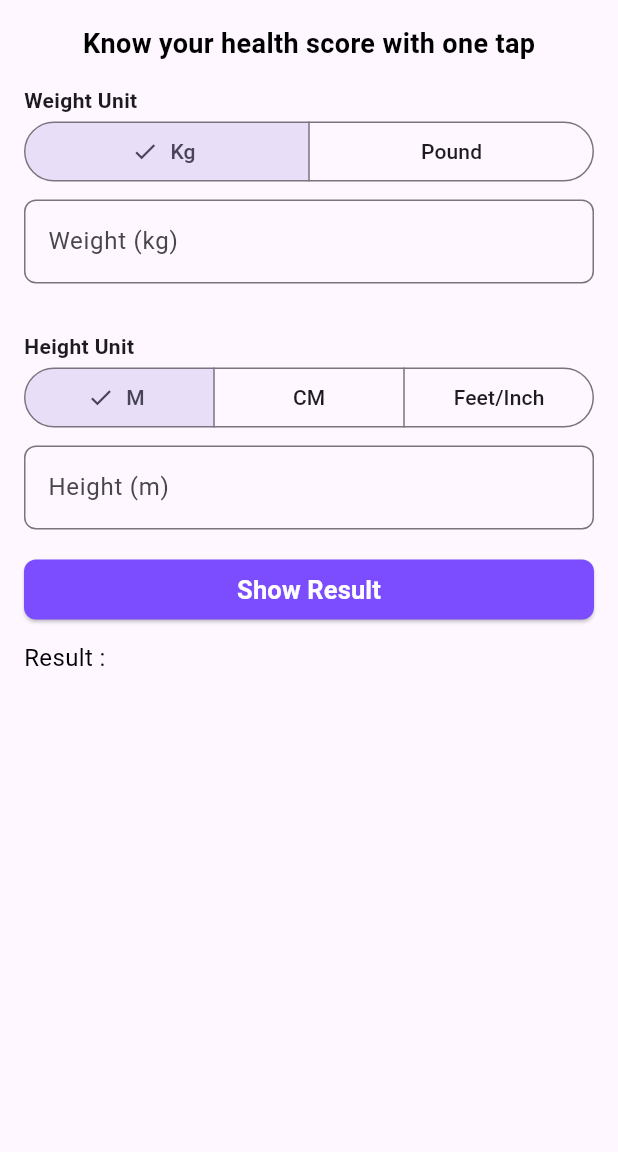
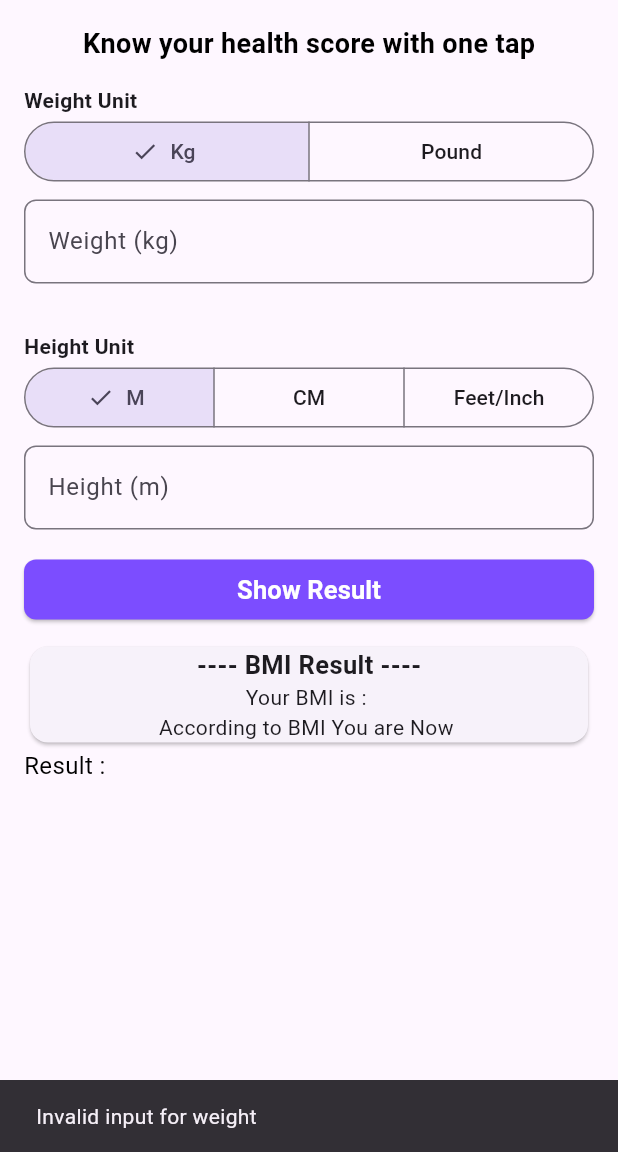
Before and after one commit to Shishir707/BMI-Calculator, a Flutter app: the screen it shows after launch, after a tap on "Show Result", on a phone screen of 412 x 824 dp, the part 84-1236 px from its top. Run offline on Flutter 3.47's test engine with Material 3 defaults, Android fonts, the phone set to English and light mode, and no system bars.

Commit message:
add card to show result

```diff
--- a/lib/bmi_app.dart
+++ b/lib/bmi_app.dart
@@ -21,6 +21,9 @@ class _BmiAppState extends State<BmiApp> {
   final cmCtr = TextEditingController();
   final feetCtr = TextEditingController();
   final inchCtr = TextEditingController();
+  String? bmiResult = '';
+  String? bmiStatus = '';
+  String? bmiSuggestion = "";
 
   @override
   void dispose() {
@@ -42,7 +45,7 @@ class _BmiAppState extends State<BmiApp> {
       ).showSnackBar(SnackBar(content: Text('Invalid Input for Pound')));
       return null;
     }
-    return pound*0.454;
+    return (pound * 0.454);
   }
 
   // 1 m = 100 cm
@@ -54,7 +57,7 @@ class _BmiAppState extends State<BmiApp> {
       ).showSnackBar(SnackBar(content: Text('Invalid Input for CM')));
       return null;
     }
-    return cm/100.0;
+    return cm / 100.0;
   }
 
   //12 feet = 1 inch & 1 Inch = 0.0254 meter
@@ -66,14 +69,82 @@ class _BmiAppState extends State<BmiApp> {
         context,
       ).showSnackBar(SnackBar(content: Text('Invalid Input for Feet')));
       return null;
-    } else if (inch == null || inch <= 0 || inch >11){
+    } else if (inch == null || inch < 0 || inch > 11) {
       ScaffoldMessenger.of(
         context,
       ).showSnackBar(SnackBar(content: Text('Invalid Input for Inch')));
       return null;
     }
-    final totalInch = (feet * 12 ) + inch;
+    final totalInch = (feet * 12) + inch;
     return totalInch * 0.0254;
+  }
+
+  calculate() {
+    final kg = double.tryParse(kgCtr.text.trim());
+
+    final weight = weightType == WeightType.kg ? kg : poundToKg();
+
+    final height = (heightType == HeightType.m)
+        ? double.tryParse(mCtr.text.trim())
+        : (heightType == HeightType.cm)
+        ? cmToM()
+        : feetInchToM();
+
+    if (weight == null || weight <= 0) {
+      ScaffoldMessenger.of(
+        context,
+      ).showSnackBar(SnackBar(content: Text('Invalid input for weight')));
+      return;
+    }
+
+    if (height == null || height <= 0) {
+      ScaffoldMessenger.of(
+        context,
+      ).showSnackBar(SnackBar(content: Text('Invalid input for height')));
+      return;
+    }
+
+    final bmi = weight / (height * height);
+    final status = checkStatus(bmi);
+
+    setState(() {
+      bmiResult = bmi.toStringAsFixed(1);
+      bmiStatus = status;
+    });
+  }
+
+  checkStatus(double? result) {
+    String status = '';
+    String suggestion = '';
+
+    if (result == null) {
+      setState(() {
+        status = 'Invalid BMI';
+        suggestion = "Enter Height & weight Carefully";
+      });
+      return;
+    }
+    if (result < 18.5) {
+      status = "Underweight";
+      suggestion = "Try to include more nutritious, calorie-dense foods in your diet.";
+    } else if (result >= 18.5 && result <= 24.9) {
+      status = "Normal weight";
+      suggestion = "Great! Maintain your weight with balanced diet and regular exercise.";
+    } else if (result >= 25.0 && result <= 29.9) {
+      status = "Overweight";
+      suggestion = "Consider increasing physical activity and improving your diet.";
+    } else if (result >= 30.0 && result <= 34.9) {
+      status = "Obesity (Class I)";
+      suggestion = "Adopt a healthy eating plan and consult a fitness expert if possible.";
+    } else if (result >= 35.0 && result <= 39.9) {
+      status = "Obesity (Class II)";
+      suggestion = "It’s advisable to consult a doctor for weight management guidance.";
+    } else {
+      status = "Obesity (Class III)";
+      suggestion = "Seek medical advice for a safe weight reduction plan.";
+    }
+
+    return {'status': status, 'suggestion': suggestion};
   }
 
   @override
@@ -229,7 +300,7 @@ class _BmiAppState extends State<BmiApp> {
           ],
           SizedBox(height: 16),
           ElevatedButton(
-            onPressed: () {},
+            onPressed: calculate,
             style: ElevatedButton.styleFrom(
               backgroundColor: Colors.deepPurpleAccent[200],
               shape: RoundedRectangleBorder(
@@ -246,8 +317,20 @@ class _BmiAppState extends State<BmiApp> {
             ),
           ),
           SizedBox(height: 10),
+          Card(
+            child: Column(
+              children: [
+                Text(
+                  '---- BMI Result ----',
+                  style: TextStyle(fontSize: 17, fontWeight: FontWeight.bold),
+                ),
+                Text('Your BMI is : $bmiResult'),
+                Text('According to BMI You are Now $bmiStatus'),
+              ],
+            ),
+          ),
           Text(
-            'Result :',
+            'Result : $bmiResult',
             style: TextStyle(
               color: Colors.black,
               fontSize: 16,
```
